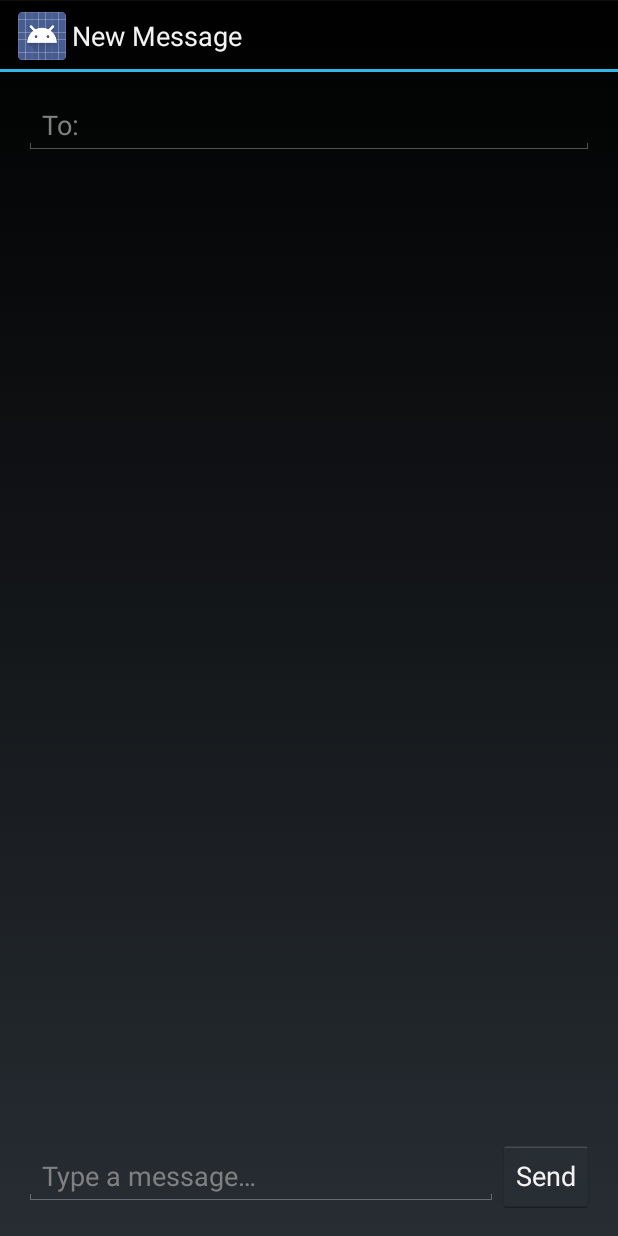
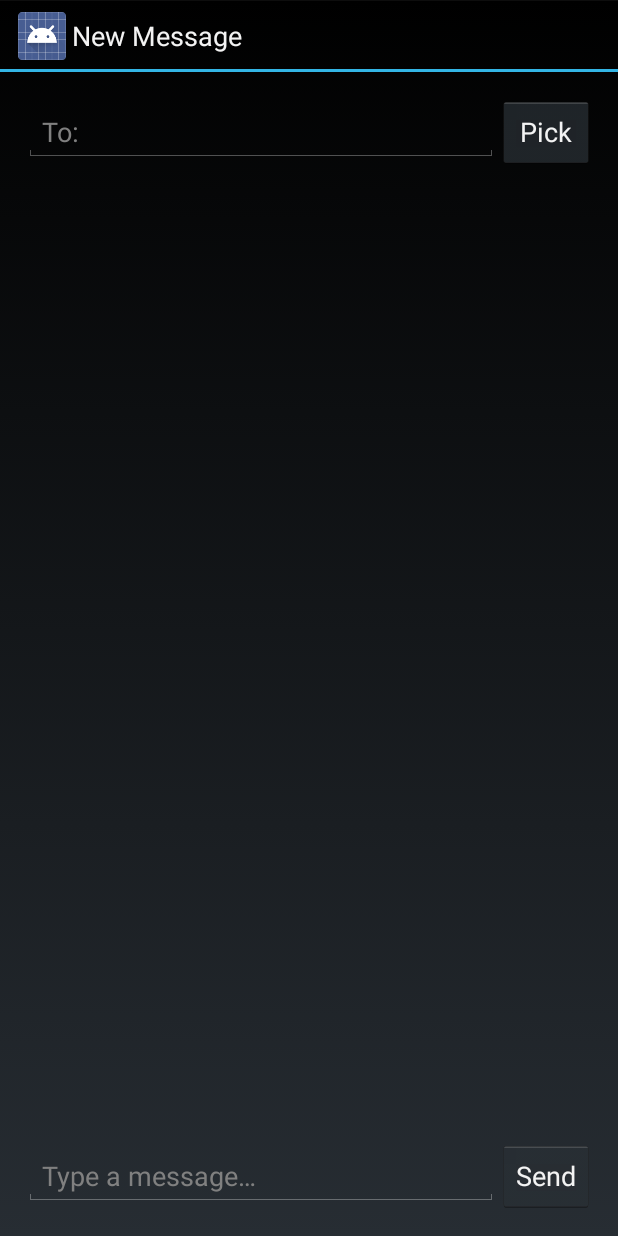
Before and after one commit to geeksbsmrt/MDF3_Crawford, an Android app: the SMSActivity screen opened directly, with no data from a screen before it, on a phone screen of 412 x 824 dp. Run offline under Robolectric (Android 15) with nearby library versions, the phone set to English and light mode, and no system bars; 1 statement that could not run was skipped.

Commit message:
Integrate Contact selection.  Searches for Mobile number.  Need to implement TOAST for no mobile found

```diff
--- a/SMSBuddy/app/src/main/res/layout/activity_sms.xml
+++ b/SMSBuddy/app/src/main/res/layout/activity_sms.xml
@@ -9,11 +9,24 @@
     tools:context="com.example.adamcrawford.smsbuddy.SMSActivity"
     android:orientation="vertical">
 
-    <EditText
+    <LinearLayout
         android:layout_width="fill_parent"
         android:layout_height="wrap_content"
+        android:orientation="horizontal">
+
+    <EditText
+        android:layout_width="0dp"
+        android:layout_height="wrap_content"
         android:id="@+id/toEdit"
-        android:hint="@string/toEdit"/>
+        android:hint="@string/toEdit"
+        android:layout_weight="1"/>
+
+    <Button
+        android:layout_width="wrap_content"
+        android:layout_height="wrap_content"
+        android:text="@string/pick"
+        android:id="@+id/contactsButton"/>
+    </LinearLayout>
 
     <ListView
         android:layout_width="fill_parent"
--- a/SMSBuddy/app/src/main/res/values/strings.xml
+++ b/SMSBuddy/app/src/main/res/values/strings.xml
@@ -6,5 +6,6 @@
     <string name="sendButton">Send</string>
     <string name="toEdit">To:</string>
     <string name="newMessage">New Message</string>
+    <string name="pick">Pick</string>
 
 </resources>
```
Also changed, not shown: SMSBuddy/app/src/main/java/com/example/adamcrawford/smsbuddy/SMSActivity.java (+57 -3 lines), SMSBuddy/app/src/main/java/com/example/adamcrawford/smsbuddy/contacts/contactsAdapter.java (added, +19 -0 lines), SMSBuddy/app/src/main/java/com/example/adamcrawford/smsbuddy/contacts/contactsConstructor.java (added, +16 -0 lines), SMSBuddy/app/src/main/res/layout/contacts.xml (added, +14 -0 lines).
